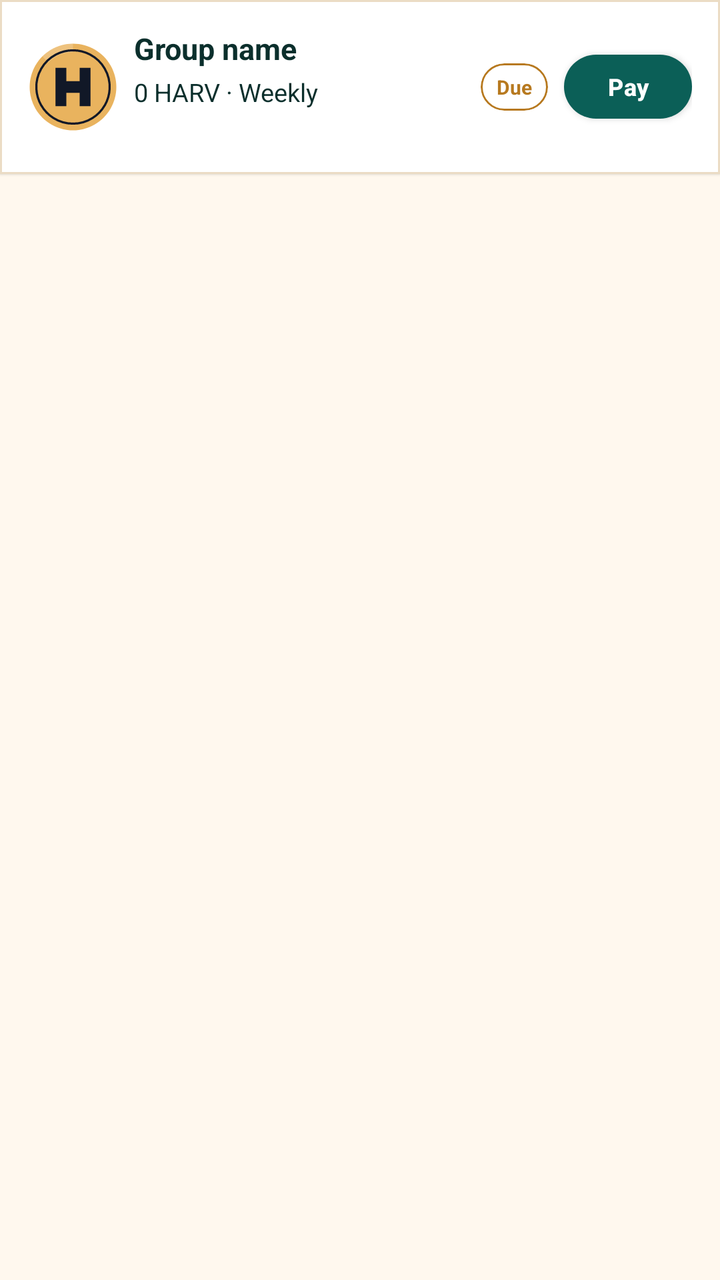
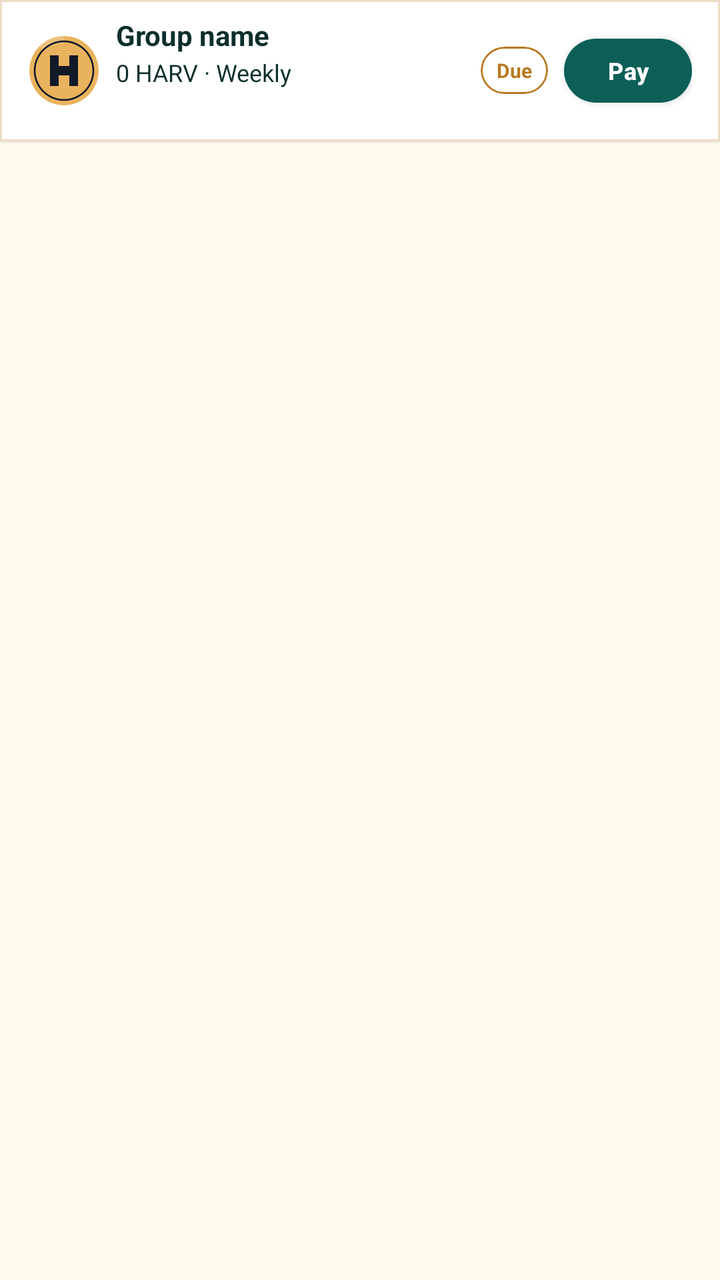

An Android layout rendered at two revisions. The XML below is the earlier revision; the diff shows what the commit changed to produce the second picture.
<!-- AndroidManifest.xml: application theme AppTheme -->
<!-- res/layout/home_upcoming_pay_custom_display.xml -->
<LinearLayout
	xmlns:android="http://schemas.android.com/apk/res/android"
	xmlns:app="http://schemas.android.com/apk/res-auto"
	xmlns:tools="http://schemas.android.com/tools"
	android:layout_width="match_parent"
	android:layout_height="wrap_content"
	android:orientation="vertical">
	<com.google.android.material.card.MaterialCardView
		android:id="@+id/cardview1"
		android:layout_width="match_parent"
		android:layout_height="wrap_content"
		app:cardBackgroundColor="@color/colorSurface"
		app:cardElevation="1dp"
		app:strokeWidth="1dp"
		app:strokeColor="@color/colorCardStroke"
		app:cardCornerRadius="0dp">
		<LinearLayout
			android:id="@+id/linear2"
			android:layout_width="match_parent"
			android:layout_height="wrap_content"
			android:padding="14dp"
			android:gravity="center_vertical"
			android:orientation="horizontal">
			<com.google.android.material.card.MaterialCardView
				android:id="@+id/cardview2"
				android:layout_width="wrap_content"
				android:layout_height="wrap_content"
				android:layout_marginRight="8dp"
				app:cardElevation="0dp"
				app:cardCornerRadius="360dp"
     	app:strokeWidth="0dp">
				<ImageView
					android:id="@+id/imageview1"
					android:layout_width="45dp"
					android:layout_height="45dp"
					android:src="@drawable/ic_coin_harv"
					android:scaleType="centerInside"
					android:focusable="false" />
			</com.google.android.material.card.MaterialCardView>
			<LinearLayout
				android:id="@+id/linear6"
				android:layout_width="0dp"
				android:layout_height="wrap_content"
				android:orientation="vertical"
				android:layout_weight="1">
				<TextView
					android:id="@+id/textview2"
					android:layout_width="match_parent"
					android:layout_height="wrap_content"
					android:text="Group name"
					android:textSize="15sp"
					android:textStyle="bold"
					android:focusable="false" />
				<TextView
					android:id="@+id/textview3"
					android:layout_width="wrap_content"
					android:layout_height="wrap_content"
					android:layout_marginTop="3dp"
					android:text="0 HARV · Weekly"
					android:textSize="12.5sp"
					android:focusable="false" />
				<TextView
					android:id="@+id/textview5"
					android:layout_width="match_parent"
					android:layout_height="wrap_content"
					android:layout_marginTop="2dp"
					android:text=""
					android:textSize="12sp"
					android:textColor="@color/colorTextSecondary"
					android:focusable="false" />
			</LinearLayout>
			<com.google.android.material.card.MaterialCardView
				android:id="@+id/cardview3"
				android:layout_width="wrap_content"
				android:layout_height="wrap_content"
				android:layout_marginRight="8dp"
				app:cardElevation="0dp"
				app:strokeWidth="1dp"
				app:strokeColor="@color/colorWarning"
				app:cardCornerRadius="30dp">
				<TextView
					android:id="@+id/textview4"
					android:layout_width="match_parent"
					android:layout_height="wrap_content"
					android:paddingLeft="8dp"
					android:paddingTop="5dp"
					android:paddingRight="8dp"
					android:paddingBottom="5dp"
					android:text="Due"
					android:textSize="10sp"
					android:textStyle="bold"
					android:textColor="@color/colorWarning"
					android:focusable="false" />
			</com.google.android.material.card.MaterialCardView>
			<com.google.android.material.button.MaterialButton
				android:id="@+id/materialbutton1"
				android:layout_width="wrap_content"
				android:layout_height="32dp"
				android:minWidth="64dp"
				android:minHeight="0dp"
				android:insetTop="0dp"
				android:insetBottom="0dp"
				android:paddingStart="14dp"
				android:paddingEnd="14dp"
				android:paddingTop="0dp"
				android:paddingBottom="0dp"
				android:gravity="center_horizontal|center_vertical"
				android:text="Pay"
				android:textAllCaps="false"
				android:textSize="12sp"
				android:textStyle="bold"
				android:textColor="@color/colorButtonText"
				app:backgroundTint="@color/colorButtonBackground"
				app:cornerRadius="30dp" />
		</LinearLayout>
	</com.google.android.material.card.MaterialCardView>
</LinearLayout>
<!-- resources referenced by this layout -->
<resources>
  <color name="colorButtonBackground">#0B5F57</color>
  <color name="colorButtonText">#FFFFFF</color>
  <color name="colorCardStroke">#EBDCC5</color>
  <color name="colorSurface">#FFFFFF</color>
  <color name="colorTextSecondary">#3F5F5A</color>
  <color name="colorWarning">#B7791F</color>
  <style name="HarvanaPopupMenu" parent="Widget.MaterialComponents.PopupMenu">
          <item name="android:popupBackground">@drawable/bg_popup_menu</item>
          <item name="android:popupElevation">10dp</item>
      </style>
  <style name="HarvanaSpinner" parent="Widget.AppCompat.Spinner">
          <item name="android:popupBackground">@color/colorSurface</item>
          <item name="android:dropDownSelector">@color/colorAccentRipple</item>
      </style>
  <style name="Harvana.Card" parent="Widget.MaterialComponents.CardView">
          <item name="cardBackgroundColor">@color/colorSurface</item>
          <item name="cardCornerRadius">16dp</item>
          <item name="cardElevation">0dp</item>
          <item name="strokeColor">@color/colorCardStroke</item>
          <item name="strokeWidth">1dp</item>
          <item name="rippleColor">@color/colorAccentRipple</item>
      </style>
  <style name="HarvanaButton.Text" parent="Widget.MaterialComponents.Button.TextButton">
          <item name="cornerRadius">12dp</item>
          <item name="android:textAllCaps">false</item>
          <item name="android:textStyle">bold</item>
          <item name="android:textColor">@color/colorAccentStrong</item>
          <item name="rippleColor">@color/colorAccentRipple</item>
      </style>
  <!-- drawable ic_nav_back (drawable) -->
  <?xml version="1.0" encoding="utf-8"?>
  <vector xmlns:android="http://schemas.android.com/apk/res/android"
      android:width="24dp" android:height="24dp" android:viewportWidth="24" android:viewportHeight="24"
      android:autoMirrored="true"
      android:tint="?attr/colorControlNormal">
      <path android:fillColor="#FFFFFFFF" android:pathData="M20,11H7.83l5.59,-5.59L12,4l-8,8 8,8 1.41,-1.41L7.83,13H20v-2z" />
  </vector>
  <style name="HarvanaTextView" parent="android:Widget.TextView">
          <item name="android:textColor">@color/colorTextPrimary</item>
      </style>
  <color name="colorBackground">#FFF8EE</color>
  <color name="colorTextPrimary">#0B2F2C</color>
  <color name="colorAccent">#0B5F57</color>
  <color name="colorTextOnAccent">#FFFFFF</color>
  <color name="colorAccentDark">#084A44</color>
  <color name="colorError">#C8443F</color>
  <color name="colorTextPrimaryWhite">#FFFFFF</color>
  <color name="colorControlNormal">#587570</color>
  <color name="colorAccentRipple">#1A0B5F57</color>
  <color name="colorAccentStroke">#330B5F57</color>
  <color name="colorAccentStrong">#053D3A</color>
  <color name="colorTextTertiary">#587570</color>
  <!-- drawable bg_popup_menu (drawable) -->
  <?xml version="1.0" encoding="utf-8"?>
  <shape xmlns:android="http://schemas.android.com/apk/res/android" android:shape="rectangle">
      <solid android:color="@color/colorPopupSurface" />
      <stroke android:width="1dp" android:color="@color/colorCardStroke" />
      <corners android:radius="14dp" />
  </shape>
  <style name="HarvanaDialogButton" parent="Widget.MaterialComponents.Button.TextButton.Dialog">
          <item name="android:textColor">@color/colorAccent</item>
          <item name="android:minHeight">48dp</item>
      </style>
  <style name="HarvanaBottomSheetStyle" parent="Widget.MaterialComponents.BottomSheet.Modal">
          <item name="backgroundTint">?attr/colorSurface</item>
          <item name="shapeAppearanceOverlay">@style/HarvanaBottomSheetShape</item>
      </style>
  <color name="colorPopupSurface">@color/colorSurface</color>
  <style name="HarvanaBottomSheetShape" parent="">
          <item name="cornerFamily">rounded</item>
          <item name="cornerSizeTopLeft">20dp</item>
          <item name="cornerSizeTopRight">20dp</item>
          <item name="cornerSizeBottomLeft">0dp</item>
          <item name="cornerSizeBottomRight">0dp</item>
      </style>
  <!-- unchanged entries left out for length: 7 -->
</resources>

<!-- the commit's change to res/layout/home_upcoming_pay_custom_display.xml (unified diff, before → after) -->
@@ -18,7 +18,10 @@
 			android:id="@+id/linear2"
 			android:layout_width="match_parent"
 			android:layout_height="wrap_content"
-			android:padding="14dp"
+			android:paddingStart="14dp"
+			android:paddingEnd="14dp"
+			android:paddingTop="8dp"
+			android:paddingBottom="8dp"
 			android:gravity="center_vertical"
 			android:orientation="horizontal">
 			<com.google.android.material.card.MaterialCardView
@@ -31,8 +34,8 @@
      	app:strokeWidth="0dp">
 				<ImageView
 					android:id="@+id/imageview1"
-					android:layout_width="45dp"
-					android:layout_height="45dp"
+					android:layout_width="36dp"
+					android:layout_height="36dp"
 					android:src="@drawable/ic_coin_harv"
 					android:scaleType="centerInside"
 					android:focusable="false" />
@@ -48,16 +51,16 @@
 					android:layout_width="match_parent"
 					android:layout_height="wrap_content"
 					android:text="Group name"
-					android:textSize="15sp"
+					android:textSize="14sp"
 					android:textStyle="bold"
 					android:focusable="false" />
 				<TextView
 					android:id="@+id/textview3"
 					android:layout_width="wrap_content"
 					android:layout_height="wrap_content"
-					android:layout_marginTop="3dp"
+					android:layout_marginTop="1dp"
 					android:text="0 HARV · Weekly"
-					android:textSize="12.5sp"
+					android:textSize="12sp"
 					android:focusable="false" />
 				<TextView
 					android:id="@+id/textview5"
